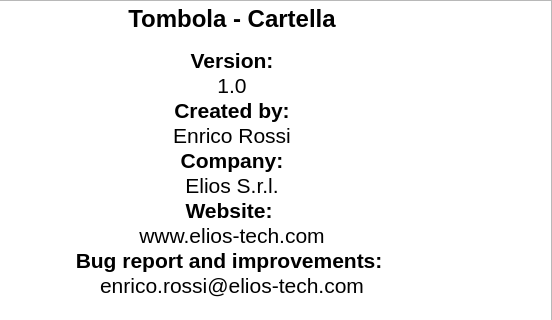
Old version of the form CartellaPrj/CartellaPrj/credits.ui in the repository elios-tech/Tombola; both pictures show x 88 to 640 and y 0 to 320 of the 640 by 480 pixel window.
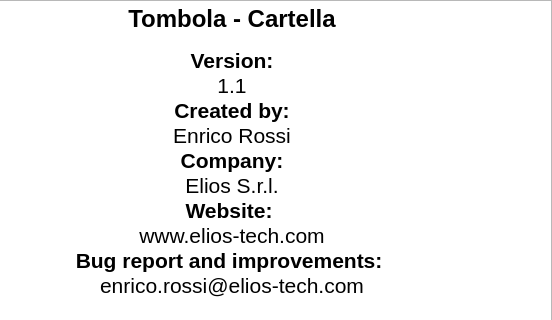
New version of the form. Icons and pictures are not drawn.

```diff
--- a/CartellaPrj/CartellaPrj/credits.ui
+++ b/CartellaPrj/CartellaPrj/credits.ui
@@ -49,7 +49,7 @@
 &lt;p align=&quot;center&quot; style=&quot; margin-top:0px; margin-bottom:0px; margin-left:0px; margin-right:0px; -qt-block-indent:0; text-indent:0px;&quot;&gt;&lt;span style=&quot; font-size:18pt; font-weight:600;&quot;&gt;Tombola - Cartella&lt;/span&gt;&lt;/p&gt;
 &lt;p align=&quot;center&quot; style=&quot;-qt-paragraph-type:empty; margin-top:0px; margin-bottom:0px; margin-left:0px; margin-right:0px; -qt-block-indent:0; text-indent:0px; font-size:10pt; font-weight:600;&quot;&gt;&lt;br /&gt;&lt;/p&gt;
 &lt;p align=&quot;center&quot; style=&quot; margin-top:0px; margin-bottom:0px; margin-left:0px; margin-right:0px; -qt-block-indent:0; text-indent:0px;&quot;&gt;&lt;span style=&quot; font-size:16pt; font-weight:600;&quot;&gt;Version:&lt;/span&gt;&lt;/p&gt;
-&lt;p align=&quot;center&quot; style=&quot; margin-top:0px; margin-bottom:0px; margin-left:0px; margin-right:0px; -qt-block-indent:0; text-indent:0px;&quot;&gt;&lt;span style=&quot; font-size:16pt;&quot;&gt;1.0&lt;/span&gt;&lt;/p&gt;
+&lt;p align=&quot;center&quot; style=&quot; margin-top:0px; margin-bottom:0px; margin-left:0px; margin-right:0px; -qt-block-indent:0; text-indent:0px;&quot;&gt;&lt;span style=&quot; font-size:16pt;&quot;&gt;1.1&lt;/span&gt;&lt;/p&gt;
 &lt;p align=&quot;center&quot; style=&quot; margin-top:0px; margin-bottom:0px; margin-left:0px; margin-right:0px; -qt-block-indent:0; text-indent:0px;&quot;&gt;&lt;span style=&quot; font-size:16pt; font-weight:600;&quot;&gt;Created by:&lt;/span&gt;&lt;/p&gt;
 &lt;p align=&quot;center&quot; style=&quot; margin-top:0px; margin-bottom:0px; margin-left:0px; margin-right:0px; -qt-block-indent:0; text-indent:0px;&quot;&gt;&lt;span style=&quot; font-size:16pt;&quot;&gt;Enrico Rossi&lt;/span&gt;&lt;/p&gt;
 &lt;p align=&quot;center&quot; style=&quot; margin-top:0px; margin-bottom:0px; margin-left:0px; margin-right:0px; -qt-block-indent:0; text-indent:0px;&quot;&gt;&lt;span style=&quot; font-size:16pt; font-weight:600;&quot;&gt;Company:&lt;/span&gt;&lt;/p&gt;
```
